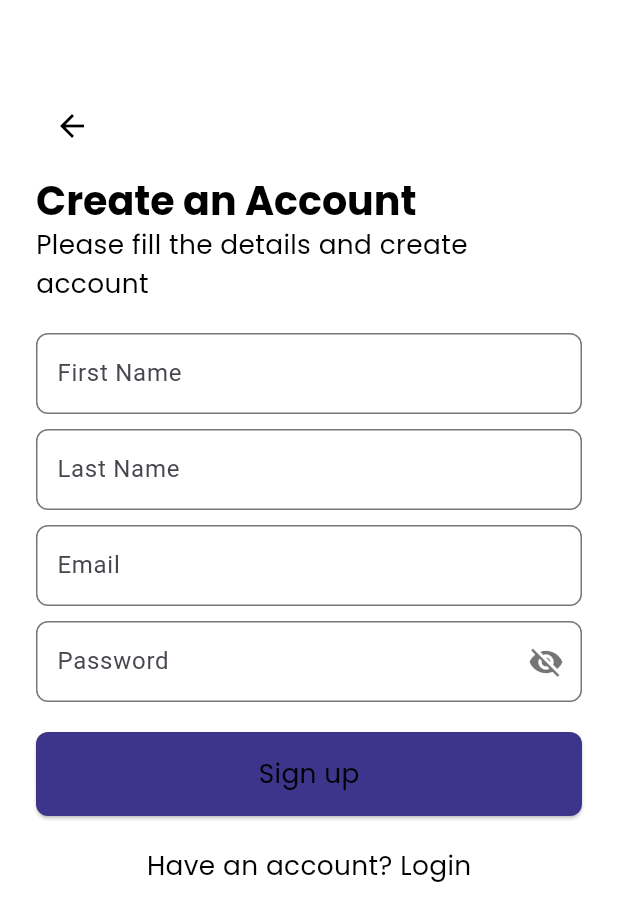
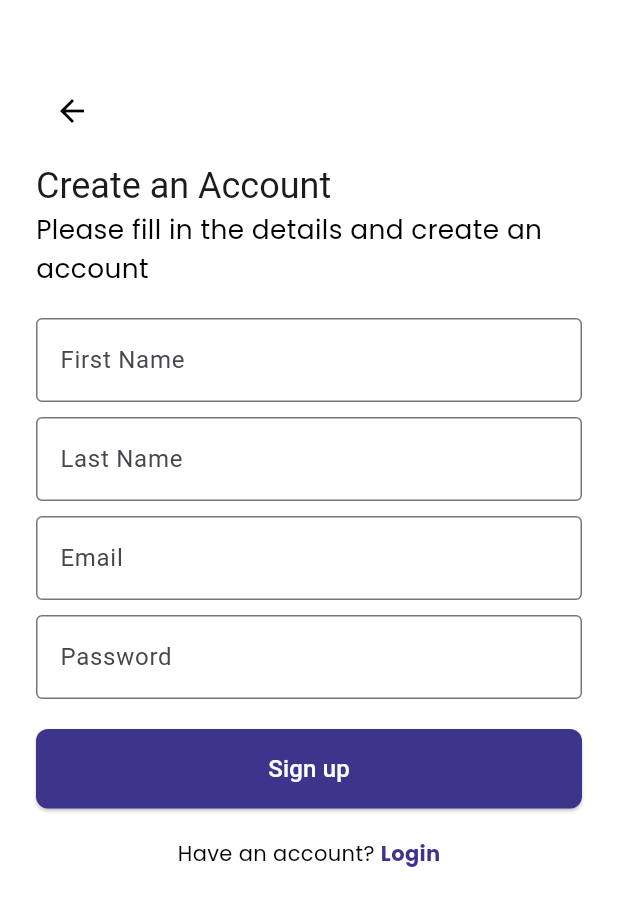
Before and after one commit to AaqilSh/SportSphereApp, a Flutter app: the screen it shows after launch, after a tap on "Sign up", on a phone screen of 412 x 824 dp. Shown: the top 921 px of the screen. Run offline on Flutter 3.47's test engine with Material 3 defaults, Android fonts, the phone set to English and light mode, and no system bars; our stand-ins replace firebase_auth, firebase_core, flutter_local_notifications, flutter_screenutil, font_awesome_flutter, shared_preferences; accounts and stored records are empty.

Commit message:
Firebase auth Login implemented

```diff
--- a/sportsphere/lib/main.dart
+++ b/sportsphere/lib/main.dart
@@ -2,14 +2,21 @@ import 'package:flutter/material.dart';
 import 'package:flutter_screenutil/flutter_screenutil.dart';
 import 'package:provider/provider.dart';
 import 'package:sportsphere/providers/team_provider.dart';
-import 'providers/auth_provider.dart';
 import 'screens/login_screen.dart';
-import 'package:shared_preferences/shared_preferences.dart';
 import 'package:firebase_core/firebase_core.dart';
 
 void main() async {
   WidgetsFlutterBinding.ensureInitialized();
-  await Firebase.initializeApp();
+  await Firebase.initializeApp(
+    options: FirebaseOptions(
+        apiKey: "AIzaSyCA98Zn2h10tpgzo7nQxwGORnoP0JL8e18",
+        authDomain: "sportsphere-b2e9e.firebaseapp.com",
+        projectId: "sportsphere-b2e9e",
+        storageBucket: "sportsphere-b2e9e.firebasestorage.app",
+        messagingSenderId: "470275251620",
+        appId: "1:470275251620:web:3c9cd7bdd3e6bce592b531",
+        measurementId: "G-0BLW2HVKVF"),
+  );
   runApp(
     MultiProvider(
       providers: [
--- a/sportsphere/lib/screens/login_screen.dart
+++ b/sportsphere/lib/screens/login_screen.dart
@@ -1,10 +1,7 @@
 import 'package:flutter/material.dart';
-import 'package:provider/provider.dart';
+import 'package:firebase_auth/firebase_auth.dart';
 import 'package:sportsphere/screens/main_screen.dart';
-import 'package:sportsphere/screens/search_screen.dart';
 import 'package:sportsphere/screens/sign_up_screen.dart';
-import '../providers/auth_provider.dart';
-import 'home_screen.dart';
 
 class LoginScreen extends StatefulWidget {
   const LoginScreen({super.key});
@@ -19,19 +16,31 @@ class _LoginScreenState extends State<LoginScreen> {
   bool _isLoading = false;
   bool _isPasswordVisible = false;
 
-  void _login() async {
-    final authProvider = Provider.of<AuthProvider>(context, listen: false);
+  Future<void> _login() async {
+    String email = _emailController.text.trim();
+    String password = _passwordController.text.trim();
+
+    if (email.isEmpty || password.isEmpty) {
+      ScaffoldMessenger.of(context).showSnackBar(
+        const SnackBar(content: Text("Email and Password cannot be empty!")),
+      );
+      return;
+    }
+
     setState(() => _isLoading = true);
 
     try {
-      authProvider.login(_emailController.text, _passwordController.text);
+      await FirebaseAuth.instance.signInWithEmailAndPassword(
+        email: email,
+        password: password,
+      );
       Navigator.pushReplacement(
         context,
-        MaterialPageRoute(builder: (context) => const HomeScreen()),
+        MaterialPageRoute(builder: (context) => MainScreen()),
       );
     } catch (e) {
       ScaffoldMessenger.of(context).showSnackBar(
-        SnackBar(content: Text(e.toString())),
+        SnackBar(content: Text("Login error: $e")),
       );
     } finally {
       setState(() => _isLoading = false);
@@ -47,28 +56,18 @@ class _LoginScreenState extends State<LoginScreen> {
           mainAxisAlignment: MainAxisAlignment.center,
           crossAxisAlignment: CrossAxisAlignment.center,
           children: [
-            // Logo
             Image.asset('assets/images/logo.png', height: 80),
             const SizedBox(height: 20),
-
-            // Welcome Text
-            Text(
-              'Welcome!',
-              style: Theme.of(context).textTheme.titleLarge,
-            ),
+            Text('Welcome!', style: Theme.of(context).textTheme.titleLarge),
             const SizedBox(height: 10),
-            Text(
-              'Please login to continue using our app',
-              style: Theme.of(context).textTheme.bodyMedium,
-            ),
+            Text('Please login to continue using our app',
+                style: Theme.of(context).textTheme.bodyMedium),
             const SizedBox(height: 20),
-
-            // Email/Phone Input
             TextField(
               controller: _emailController,
               keyboardType: TextInputType.emailAddress,
               decoration: const InputDecoration(
-                labelText: 'Email/Phone',
+                labelText: 'Email',
                 border: OutlineInputBorder(),
               ),
             ),
@@ -86,16 +85,12 @@ class _LoginScreenState extends State<LoginScreen> {
                         : Icons.visibility_off,
                   ),
                   onPressed: () {
-                    setState(() {
-                      _isPasswordVisible = !_isPasswordVisible;
-                    });
+                    setState(() => _isPasswordVisible = !_isPasswordVisible);
                   },
                 ),
               ),
             ),
             const SizedBox(height: 10),
-
-            // Forgot Password Link
             Align(
               alignment: Alignment.centerRight,
               child: TextButton(
@@ -106,22 +101,12 @@ class _LoginScreenState extends State<LoginScreen> {
               ),
             ),
             const SizedBox(height: 20),
-
-            // Login Button
             SizedBox(
               width: double.infinity,
               child: ElevatedButton(
-                onPressed: () {
-                  Navigator.push(
-                    context,
-                    MaterialPageRoute(builder: (context) => MainScreen()),
-                  );
-                },
-                // onPressed: _login,
+                onPressed: _isLoading ? null : _login,
                 style: ElevatedButton.styleFrom(
                   padding: const EdgeInsets.symmetric(vertical: 12),
-                  minimumSize: Size(0, 10),
-                  maximumSize: Size(5, 30),
                   backgroundColor: const Color.fromARGB(255, 6, 80, 141),
                   shape: RoundedRectangleBorder(
                     borderRadius: BorderRadius.circular(8),
@@ -135,20 +120,16 @@ class _LoginScreenState extends State<LoginScreen> {
                       ),
               ),
             ),
-
-            // Sign Up Link
             const SizedBox(height: 40),
             Row(
               mainAxisAlignment: MainAxisAlignment.center,
               children: [
                 const Text("Don't have an account? "),
                 GestureDetector(
-                  onTap: () {
-                    Navigator.push(
-                      context,
-                      MaterialPageRoute(builder: (context) => SignUpScreen()),
-                    );
-                  },
+                  onTap: () => Navigator.push(
+                    context,
+                    MaterialPageRoute(builder: (context) => SignUpScreen()),
+                  ),
                   child: const Text(
                     'Sign up',
                     style: TextStyle(
--- a/sportsphere/lib/screens/sign_up_screen.dart
+++ b/sportsphere/lib/screens/sign_up_screen.dart
@@ -1,68 +1,86 @@
 import 'package:flutter/material.dart';
 import 'package:firebase_auth/firebase_auth.dart';
 
-class SignUpScreen extends StatelessWidget {
-  Future<void> signUp(String email, String password) async {
+class SignUpScreen extends StatefulWidget {
+  @override
+  _SignUpScreenState createState() => _SignUpScreenState();
+}
+
+class _SignUpScreenState extends State<SignUpScreen> {
+  final TextEditingController firstNameController = TextEditingController();
+  final TextEditingController lastNameController = TextEditingController();
+  final TextEditingController emailController = TextEditingController();
+  final TextEditingController passwordController = TextEditingController();
+
+  Future<void> signUp() async {
+    String email = emailController.text.trim();
+    String password = passwordController.text.trim();
+
+    if (email.isEmpty || password.isEmpty) {
+      ScaffoldMessenger.of(context).showSnackBar(
+        SnackBar(content: Text("Email and Password cannot be empty!")),
+      );
+      return;
+    }
+
     try {
       UserCredential userCredential =
           await FirebaseAuth.instance.createUserWithEmailAndPassword(
         email: email,
         password: password,
       );
-      print("User signed up: ${userCredential.user!.email}");
+      ScaffoldMessenger.of(context).showSnackBar(
+        SnackBar(
+            content: Text(
+                "Signup successful! Welcome ${userCredential.user!.email}")),
+      );
     } catch (e) {
-      print("Signup error: $e");
+      ScaffoldMessenger.of(context).showSnackBar(
+        SnackBar(content: Text("Signup error: $e")),
+      );
     }
+  }
+
+  Widget _buildTextField(String label, TextEditingController controller,
+      {bool isPassword = false}) {
+    return TextField(
+      controller: controller,
+      obscureText: isPassword,
+      decoration: InputDecoration(
+        labelText: label,
+        border: OutlineInputBorder(),
+      ),
+    );
   }
 
   @override
   Widget build(BuildContext context) {
     return Scaffold(
       backgroundColor: Colors.white,
-      body: Padding(
-        padding: const EdgeInsets.symmetric(horizontal: 24.0),
+      body: SingleChildScrollView(
+        child: Padding(
+          padding: const EdgeInsets.symmetric(horizontal: 24.0, vertical: 50),
           child: Column(
             crossAxisAlignment: CrossAxisAlignment.start,
             children: [
-            const SizedBox(height: 60),
-            // Back Button
               IconButton(
                 icon: Icon(Icons.arrow_back, color: Colors.black),
                 onPressed: () => Navigator.pop(context),
               ),
               const SizedBox(height: 10),
-
-            // Title
-            Text(
-              "Create an Account",
-              style: Theme.of(context).textTheme.titleLarge,
-            ),
-
-            // Subtitle
-            Text(
-              "Please fill the details and create account",
-              style: Theme.of(context).textTheme.bodyMedium,
-            ),
-
+              Text("Create an Account",
+                  style: Theme.of(context).textTheme.headlineSmall),
+              Text("Please fill in the details and create an account",
+                  style: Theme.of(context).textTheme.bodyMedium),
               const SizedBox(height: 20),
-
-            // First Name Field
-            _buildTextField("First Name"),
+              _buildTextField("First Name", firstNameController),
               const SizedBox(height: 10),
-
-            // Last Name Field
-            _buildTextField("Last Name"),
+              _buildTextField("Last Name", lastNameController),
               const SizedBox(height: 10),
-
-            // Email Field
-            _buildTextField("Email"),
+              _buildTextField("Email", emailController),
               const SizedBox(height: 10),
-
-            // Password Field
-            _buildTextField("Password", isPassword: true),
+              _buildTextField("Password", passwordController, isPassword: true),
               const SizedBox(height: 20),
-
-            // Sign Up Button
               SizedBox(
                 width: double.infinity,
                 child: ElevatedButton(
@@ -73,33 +91,28 @@ class SignUpScreen extends StatelessWidget {
                       borderRadius: BorderRadius.circular(8),
                     ),
                   ),
-                onPressed: () {
-                  // TODO: Handle Sign Up
-                },
+                  onPressed: signUp,
                   child: Text(
                     "Sign up",
-                  style: Theme.of(context).textTheme.bodyMedium,
+                    style: TextStyle(color: Colors.white, fontSize: 16),
                   ),
                 ),
               ),
-
               const SizedBox(height: 20),
-
-            // Login Link
               Row(
                 mainAxisAlignment: MainAxisAlignment.center,
                 children: [
-                Text(
-                  "Have an account? ",
-                  style: Theme.of(context).textTheme.bodyMedium,
-                ),
+                  Text("Have an account? ", style: TextStyle(fontSize: 14)),
                   GestureDetector(
                     onTap: () {
                       // TODO: Navigate to Login
                     },
                     child: Text(
                       "Login",
-                    style: Theme.of(context).textTheme.bodyMedium,
+                      style: TextStyle(
+                          fontSize: 14,
+                          color: Color(0xFF3D348B),
+                          fontWeight: FontWeight.bold),
                     ),
                   ),
                 ],
@@ -107,22 +120,6 @@ class SignUpScreen extends StatelessWidget {
             ],
           ),
         ),
-    );
-  }
-
-  // Helper Function for Text Fields
-  Widget _buildTextField(String hint, {bool isPassword = false}) {
-    return TextField(
-      obscureText: isPassword,
-      decoration: InputDecoration(
-        hintText: hint,
-        contentPadding: EdgeInsets.symmetric(vertical: 15, horizontal: 10),
-        border: OutlineInputBorder(
-          borderRadius: BorderRadius.circular(8),
-        ),
-        suffixIcon: isPassword
-            ? Icon(Icons.visibility_off, color: Colors.black54)
-            : null,
       ),
     );
   }
```
Lines whose indentation alone changed are shown as unchanged.
